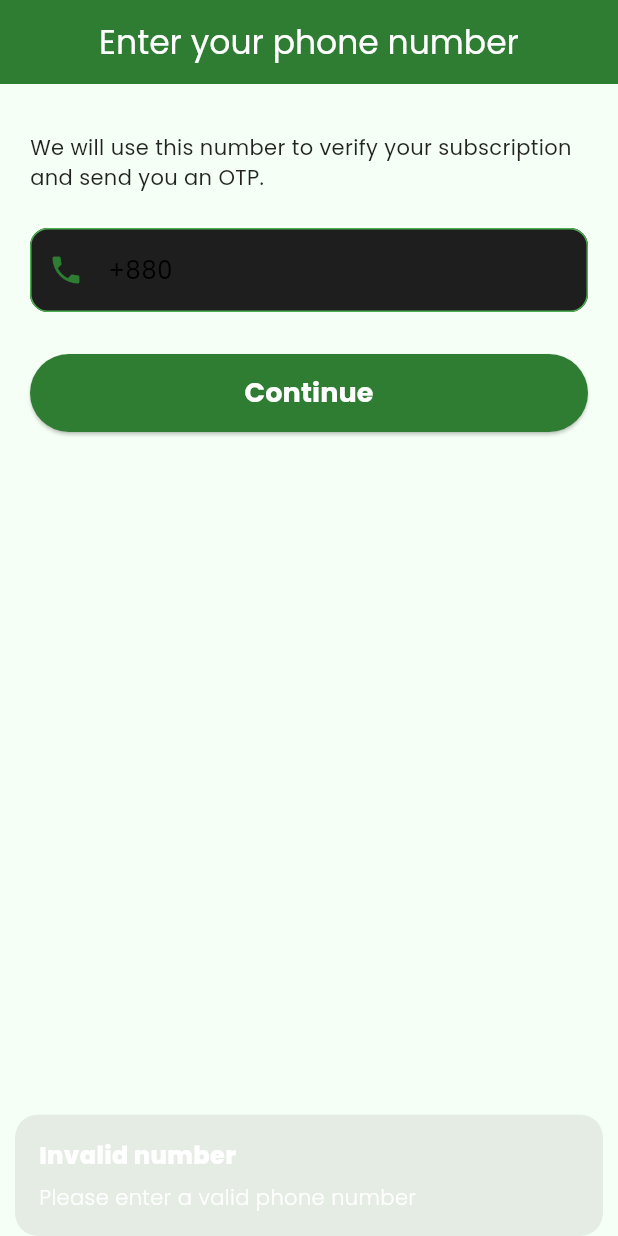
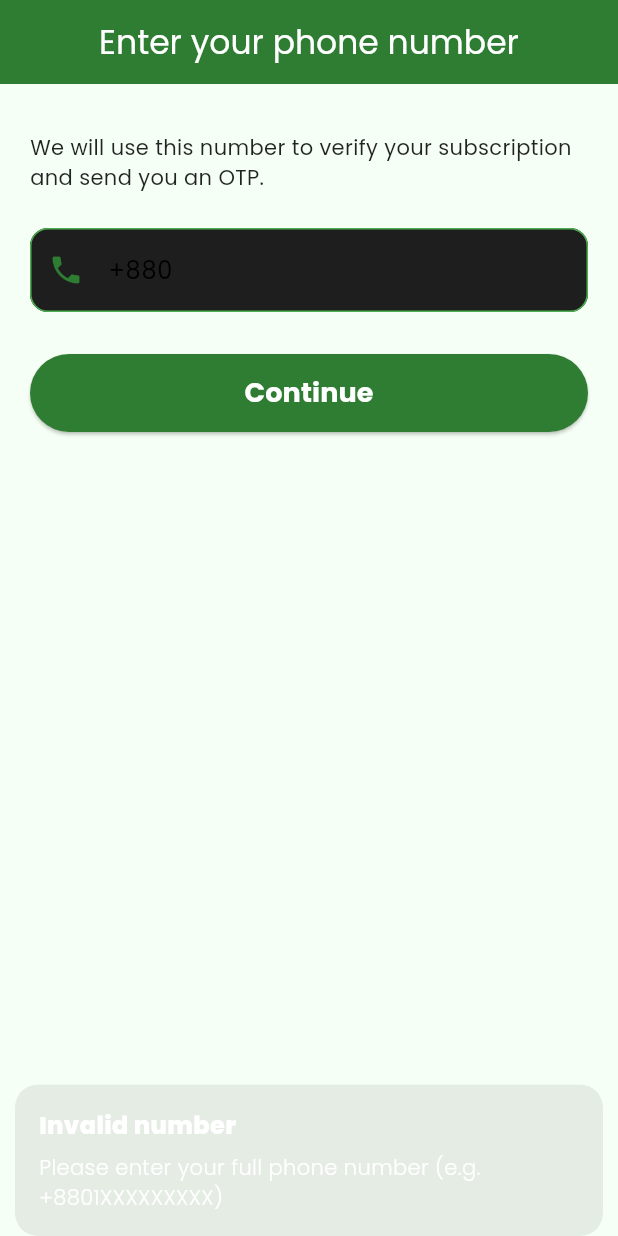
Before and after one commit to atiakaniz/PushtiRanna, a Flutter app: the screen it shows after launch, after a tap on "Continue", on a phone screen of 412 x 824 dp. Run offline on Flutter 3.47's test engine with Material 3 defaults, Android fonts, the phone set to English and light mode, and no system bars; our stand-ins replace get, google_fonts, hive, hive_flutter, share_plus; accounts and stored records are empty.

Commit message:
Loosen phone validation and improve 'Invalid number' message

```diff
--- a/lib/controllers/phone_auth_controller.dart
+++ b/lib/controllers/phone_auth_controller.dart
@@ -39,16 +39,21 @@ class PhoneAuthController extends GetxController {
     await _box.delete(_phoneKey);
   }
 
+  /// Strip spaces, dashes, parentheses; ensure E.164 `+<digits>` shape.
   String normalizePhone(String input) {
-    var p = input.trim().replaceAll(RegExp(r'\s+'), '');
+    var p = input.trim();
+    p = p.replaceAll(RegExp(r'[\s\-()]'), '');
     if (p.startsWith('+')) return p;
     if (p.startsWith('00')) return '+${p.substring(2)}';
     if (p.startsWith('0')) return '+88$p';
     return '+88$p';
   }
 
+  /// True if the phone looks like E.164 (e.g. +8801834268008).
+  /// Allows 8–15 digits after the `+` so partial-typed numbers don't crash
+  /// but still rejects obviously invalid input.
   bool isValidPhone(String phone) =>
-      RegExp(r'^\+\d{10,15}$').hasMatch(phone);
+      RegExp(r'^\+\d{8,15}$').hasMatch(phone);
 
   // -- bdapps API ------------------------------------------------------------
 
--- a/lib/screens/phone_screen.dart
+++ b/lib/screens/phone_screen.dart
@@ -97,8 +97,11 @@ class _PhoneScreenState extends State<PhoneScreen> {
   Future<void> _submit() async {
     final phone = auth.normalizePhone(_phone.text);
     if (!auth.isValidPhone(phone)) {
-      Get.snackbar('Invalid number', 'Please enter a valid phone number',
-          snackPosition: SnackPosition.BOTTOM);
+      Get.snackbar(
+        'Invalid number',
+        'Please enter your full phone number (e.g. +8801XXXXXXXXX)',
+        snackPosition: SnackPosition.BOTTOM,
+      );
       return;
     }
 
```
